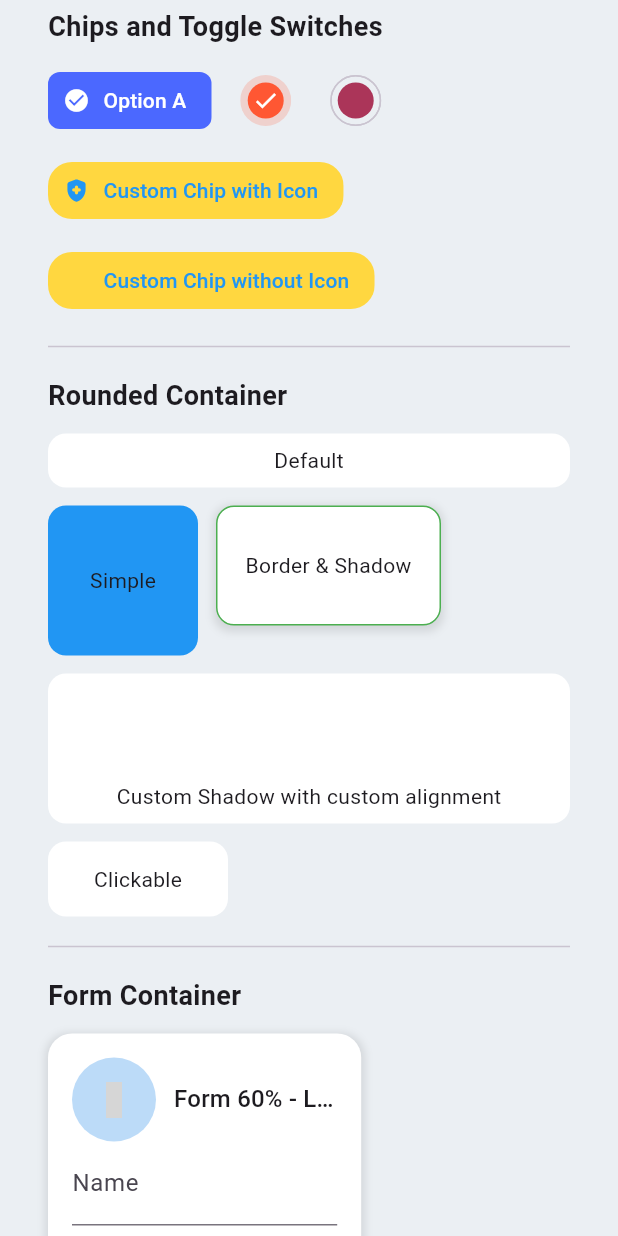
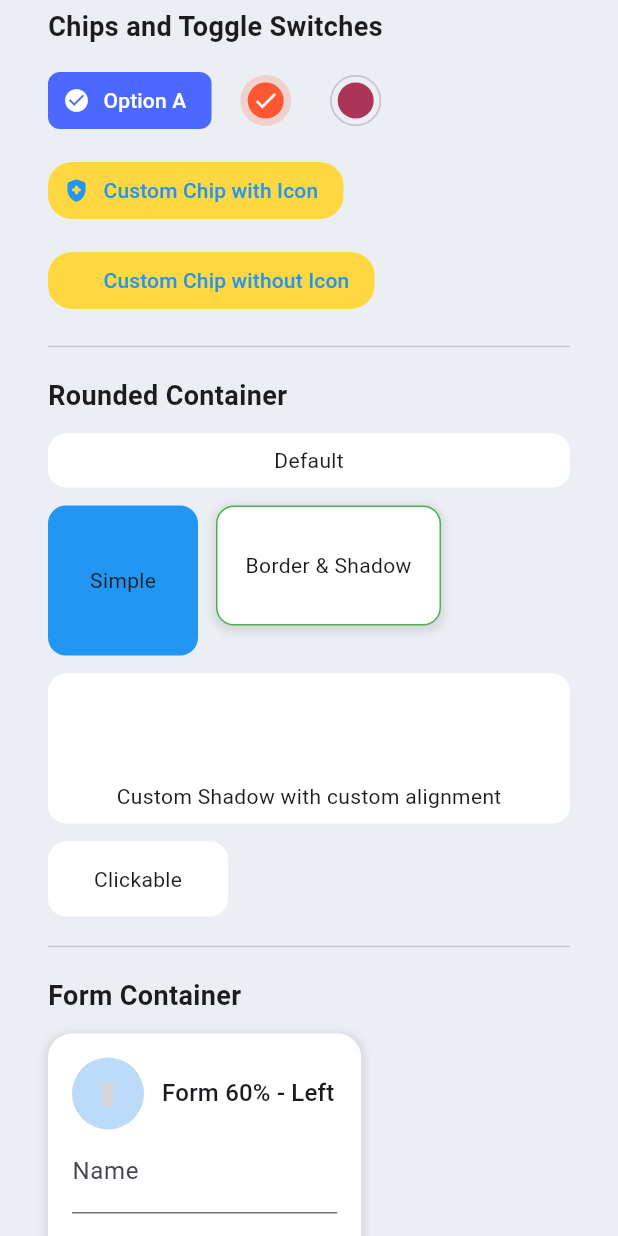
Before and after one commit to brytemorio/coding_with_t_utils, a Flutter app: the screen it shows after launch, scrolled down 1728 dp, on a phone screen of 412 x 824 dp. Run offline on Flutter 3.47's test engine with Material 3 defaults, Android fonts, the phone set to English and light mode, and no system bars; our stand-ins replace animated_toggle_switch, cached_network_image, connectivity_plus, country_code_picker, data_table_2, device_info_plus and 5 more; missing offline and left inert: flutter_quill; grey boxes are pictures that could not be loaded.

Commit message:
TIcon Updated

```diff
--- a/example/lib/icons/circular_icon.dart
+++ b/example/lib/icons/circular_icon.dart
@@ -1,5 +1,5 @@
 import 'package:flutter/material.dart';
-import 'package:t_utils/common/widgets/icons/t_circular_icon.dart';
+import 'package:t_utils/common/widgets/icons/t_icon.dart';
 import 'package:t_utils/t_utils.dart';
 
 class TCircularIconExample extends StatelessWidget {
--- a/lib/common/widgets/exports.dart
+++ b/lib/common/widgets/exports.dart
@@ -26,7 +26,7 @@ export 'dropdowns/phone_with_country_code_picker.dart';
 // Dropdown
 export 'dropdowns/searchable_dropdown.dart';
 // Icons
-export 'icons/t_circular_icon.dart';
+export 'icons/t_icon.dart';
 export 'icons/table_action_icon_buttons.dart';
 // Images
 export 'images/image_uploader.dart';
--- a/lib/common/widgets/icons/t_circular_icon.dart
+++ b/lib/common/widgets/icons/t_icon.dart
@@ -53,25 +53,19 @@ class TIcon extends StatelessWidget {
     final isDarkMode = Theme.of(context).brightness == Brightness.dark;
 
     return Container(
-      width: width ?? 56.0, // Default width
-      height: height ?? 56.0, // Default height
+      width: width,
+      height: height,
       decoration: BoxDecoration(
-        color: backgroundColor ??
-            (isDarkMode
-                ? Colors.black.withValues(alpha: 0.1)
-                : Colors.white.withValues(alpha: 0.1)),
-        borderRadius:
-            BorderRadius.circular(borderRadius), // Customizable border radius
+        color: backgroundColor ?? (isDarkMode ? Colors.black.withValues(alpha: 0.1) : Colors.white.withValues(alpha: 0.1)),
+        borderRadius: BorderRadius.circular(borderRadius),
       ),
       child: IconButton(
-        padding: EdgeInsets.zero, // Remove padding to fit the icon neatly
+        padding: EdgeInsets.zero,
         onPressed: onPressed,
         icon: Icon(
           icon,
-          color: color ??
-              Theme.of(context)
-                  .primaryColor, // Default color to primary theme color
-          size: size ?? TSizes.lg,
+          color: color ?? Theme.of(context).primaryColor,
+          size: size ?? TSizes.md,
         ),
       ),
     );
--- a/lib/common/widgets/images/image_uploader.dart
+++ b/lib/common/widgets/images/image_uploader.dart
@@ -3,7 +3,7 @@ import 'dart:typed_data';
 import 'package:flutter/material.dart';
 import 'package:iconsax/iconsax.dart';
 
-import '../../../../../../common/widgets/icons/t_circular_icon.dart';
+import '../../../../../../common/widgets/icons/t_icon.dart';
 import '../../../../../../utils/constants/colors.dart';
 import '../../../../../../utils/constants/sizes.dart';
 import '../../../utils/constants/enums.dart';
--- a/lib/common/widgets/layouts/headers/header.dart
+++ b/lib/common/widgets/layouts/headers/header.dart
@@ -5,7 +5,7 @@ import 'package:iconsax/iconsax.dart';
 import '../../../../utils/constants/enums.dart';
 import '../../../../utils/exports.dart';
 import '../../appbar/appbar.dart';
-import '../../icons/t_circular_icon.dart';
+import '../../icons/t_icon.dart';
 import '../../images/t_image.dart';
 
 /// A flexible and customizable header widget for use across various screens.
--- a/lib/common/widgets/texts/page_heading.dart
+++ b/lib/common/widgets/texts/page_heading.dart
@@ -1,7 +1,7 @@
 import 'package:flutter/material.dart';
 
 import '../../../utils/exports.dart';
-import '../icons/t_circular_icon.dart';
+import '../icons/t_icon.dart';
 
 class TPageHeading extends StatelessWidget {
   const TPageHeading({
--- a/lib/common/widgets/texts/text_with_icon.dart
+++ b/lib/common/widgets/texts/text_with_icon.dart
@@ -2,7 +2,7 @@ import 'package:flutter/material.dart';
 import 'package:iconsax/iconsax.dart';
 
 import '../../../utils/exports.dart';
-import '../icons/t_circular_icon.dart';
+import '../icons/t_icon.dart';
 
 class TTextWithIcon extends StatelessWidget {
   const TTextWithIcon({
```
